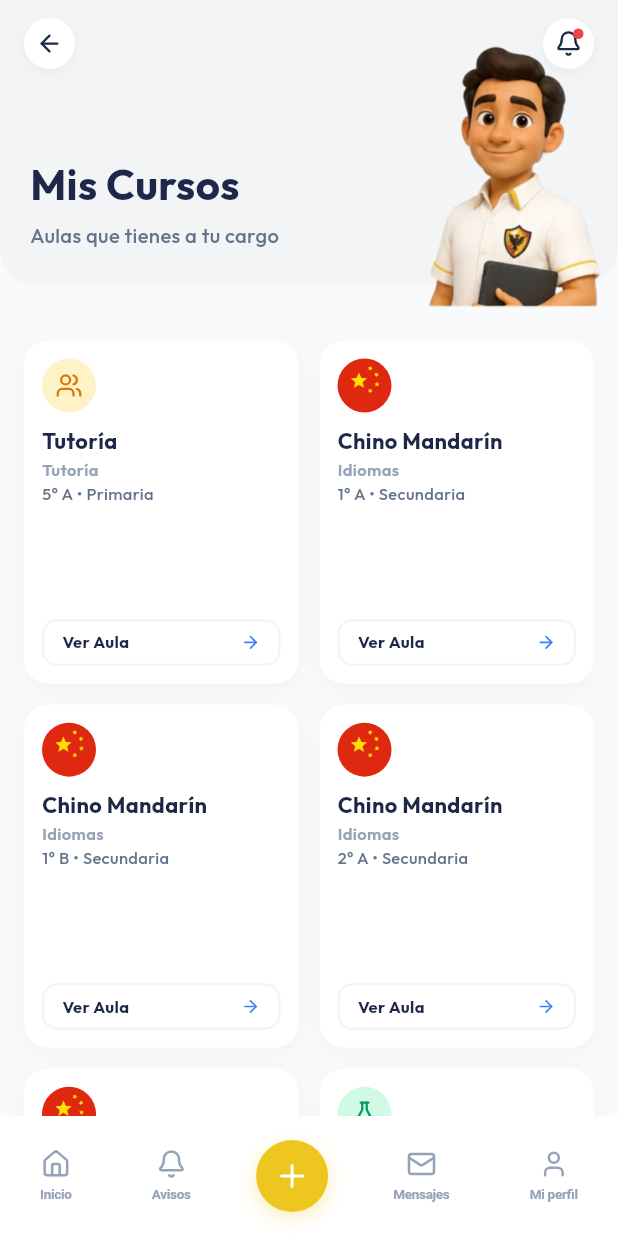
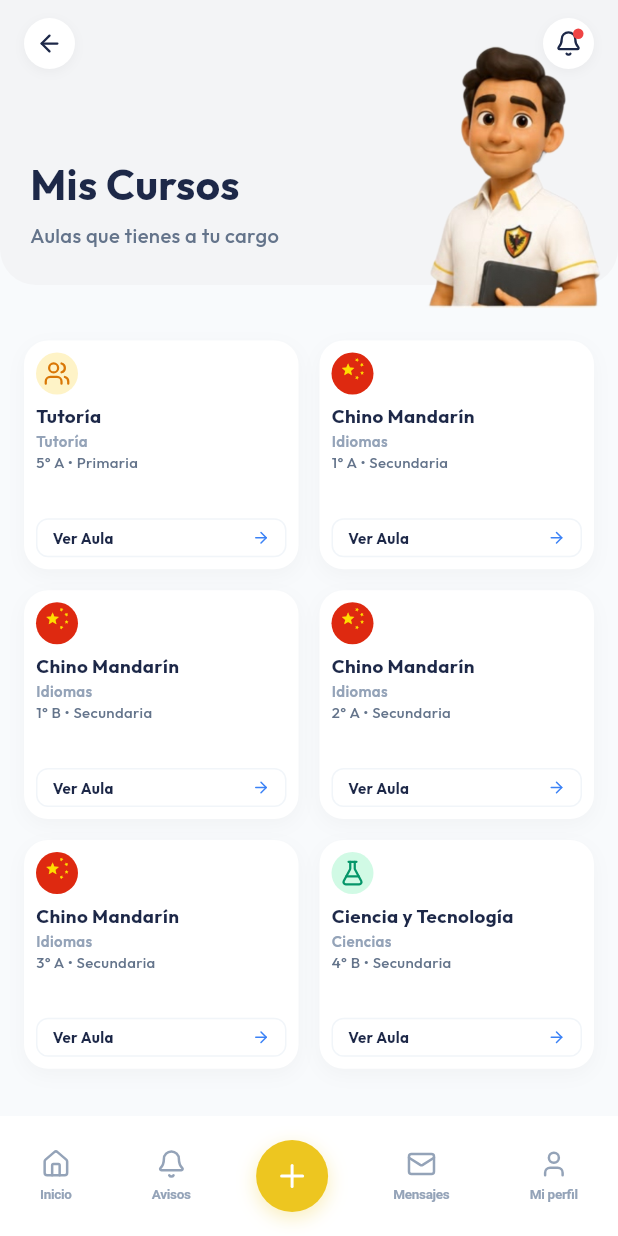
Before and after one commit to RobertoC1006/App_Exitus, a Flutter app: the TeacherCoursesScreen screen opened directly with sample values from the repository, on a phone screen of 412 x 824 dp. Run offline on Flutter 3.47's test engine with Material 3 defaults, Android fonts, the phone set to English and light mode, and no system bars; our stand-ins replace flutter_riverpod, flutter_secure_storage, go_router, google_fonts, lucide_icons; accounts and stored records are empty.

Commit message:
refactor: Actualizar implementación de opacidad de colores
- Migrar de `withOpacity` a `withValues(alpha: ...)`.
- Aplicar mejoras menores de consistencia visual.

```diff
--- a/lib/features/classroom/presentation/screens/teacher_courses_screen.dart
+++ b/lib/features/classroom/presentation/screens/teacher_courses_screen.dart
@@ -273,7 +273,7 @@ class _TeacherCoursesScreenState extends ConsumerState<TeacherCoursesScreen> {
             sliver: SliverGrid(
               gridDelegate: const SliverGridDelegateWithFixedCrossAxisCount(
                 crossAxisCount: 2,
-                childAspectRatio: 0.8,
+                childAspectRatio: 1.2,
                 crossAxisSpacing: 14,
                 mainAxisSpacing: 14,
               ),
@@ -383,19 +383,19 @@ class _TeacherCoursesScreenState extends ConsumerState<TeacherCoursesScreen> {
           onTap: () => _openCourseDetails(course),
           borderRadius: BorderRadius.circular(16),
           child: Padding(
-            padding: const EdgeInsets.all(12),
+            padding: const EdgeInsets.all(8),
             child: Column(
               crossAxisAlignment: CrossAxisAlignment.start,
               children: [
                 // Icono del curso (Tutoría, Bandera China o Beaker de Ciencia)
                 _buildCourseIcon(course['iconType']),
-                const SizedBox(height: 8),
+                const SizedBox(height: 5),
 
                 // Nombre del curso (Negrita)
                 Text(
                   course['title'],
                   style: GoogleFonts.outfit(
-                    fontSize: 14.5,
+                    fontSize: 12.5,
                     fontWeight: FontWeight.bold,
                     color: const Color(0xFF1D2848),
                   ),
@@ -408,7 +408,7 @@ class _TeacherCoursesScreenState extends ConsumerState<TeacherCoursesScreen> {
                 Text(
                   course['category'],
                   style: GoogleFonts.outfit(
-                    fontSize: 11,
+                    fontSize: 10,
                     color: const Color(0xFF94A3B8),
                     fontWeight: FontWeight.w600,
                   ),
@@ -418,7 +418,7 @@ class _TeacherCoursesScreenState extends ConsumerState<TeacherCoursesScreen> {
                 Text(
                   "${course['levelNum']} • ${course['level']}",
                   style: GoogleFonts.outfit(
-                    fontSize: 11,
+                    fontSize: 10,
                     color: const Color(0xFF64748B),
                     fontWeight: FontWeight.w500,
                   ),
@@ -427,11 +427,11 @@ class _TeacherCoursesScreenState extends ConsumerState<TeacherCoursesScreen> {
 
                 // Botón "Ver Aula" estilizado
                 Container(
-                  padding: const EdgeInsets.symmetric(vertical: 6, horizontal: 12),
+                  padding: const EdgeInsets.symmetric(vertical: 5, horizontal: 10),
                   decoration: BoxDecoration(
                     color: Colors.white,
-                    borderRadius: BorderRadius.circular(10),
-                    border: Border.all(color: const Color(0xFFF1F5F9), width: 1.5),
+                    borderRadius: BorderRadius.circular(8),
+                    border: Border.all(color: const Color(0xFFF1F5F9), width: 1),
                   ),
                   child: Row(
                     mainAxisAlignment: MainAxisAlignment.spaceBetween,
@@ -440,14 +440,14 @@ class _TeacherCoursesScreenState extends ConsumerState<TeacherCoursesScreen> {
                         "Ver Aula",
                         style: GoogleFonts.outfit(
                           color: const Color(0xFF1D2848),
-                          fontSize: 11,
+                          fontSize: 10,
                           fontWeight: FontWeight.bold,
                         ),
                       ),
                       const Icon(
                         LucideIcons.arrowRight,
                         color: Color(0xFF3B82F6),
-                        size: 13,
+                        size: 12,
                       ),
                     ],
                   ),
@@ -461,7 +461,7 @@ class _TeacherCoursesScreenState extends ConsumerState<TeacherCoursesScreen> {
   }
 
   Widget _buildCourseIcon(String type) {
-    const double size = 36;
+    const double size = 28;
     if (type == 'china_flag') {
       return const ChinaFlagCircle(size: size);
     } else if (type == 'tutoria') {
--- a/lib/features/classroom/presentation/widgets/inner_classroom_drawer.dart
+++ b/lib/features/classroom/presentation/widgets/inner_classroom_drawer.dart
@@ -54,7 +54,7 @@ class _InnerClassroomDrawerState extends State<InnerClassroomDrawer> {
     bool evolved = _db.addDojoPoint(student.id);
     _refreshDojo();
 
-    if (evolved) {
+    if (evolved && mounted) {
       String levelStr = "Huevo elemental";
       if (student.points >= 9 && student.points <= 11) levelStr = "Cachorro";
       if (student.points >= 12) levelStr = "Dragón Alado Adulto";
@@ -751,7 +751,7 @@ class _InnerClassroomDrawerState extends State<InnerClassroomDrawer> {
           borderRadius: BorderRadius.circular(12),
           boxShadow: [
             BoxShadow(
-              color: const Color(0xFFFFA726).withOpacity(0.2),
+              color: const Color(0xFFFFA726).withValues(alpha: 0.2),
               blurRadius: 6,
               offset: const Offset(0, 3),
             ),
--- a/lib/features/dashboard/presentation/widgets/admin_home_view.dart
+++ b/lib/features/dashboard/presentation/widgets/admin_home_view.dart
@@ -35,7 +35,7 @@ class AdminHomeView extends StatelessWidget {
               borderRadius: BorderRadius.circular(16),
               boxShadow: [
                 BoxShadow(
-                  color: const Color(0xFF002244).withOpacity(0.15),
+                  color: const Color(0xFF002244).withValues(alpha: 0.15),
                   blurRadius: 10,
                   offset: const Offset(0, 4),
                 )
@@ -177,7 +177,7 @@ class AdminHomeView extends StatelessWidget {
               Container(
                 padding: const EdgeInsets.all(6),
                 decoration: BoxDecoration(
-                  color: color.withOpacity(0.1),
+                  color: color.withValues(alpha: 0.1),
                   shape: BoxShape.circle,
                 ),
                 child: Icon(icon, size: 16, color: color),
@@ -204,7 +204,7 @@ class AdminHomeView extends StatelessWidget {
       leading: Container(
         padding: const EdgeInsets.all(8),
         decoration: BoxDecoration(
-          color: color.withOpacity(0.1),
+          color: color.withValues(alpha: 0.1),
           borderRadius: BorderRadius.circular(8),
         ),
         child: Icon(icon, color: color, size: 20),
--- a/lib/features/dashboard/presentation/widgets/admin_views.dart
+++ b/lib/features/dashboard/presentation/widgets/admin_views.dart
@@ -102,7 +102,7 @@ class AdminAulasView extends StatelessWidget {
                   children: (classroom["subjects"] as List<String>).map((subject) {
                     return Chip(
                       label: Text(subject, style: const TextStyle(fontSize: 11, color: Color(0xFF002244), fontWeight: FontWeight.w600)),
-                      backgroundColor: const Color(0xFFE2E8F0).withOpacity(0.5),
+                      backgroundColor: const Color(0xFFE2E8F0).withValues(alpha: 0.5),
                       padding: EdgeInsets.zero,
                       materialTapTargetSize: MaterialTapTargetSize.shrinkWrap,
                     );
```
Also changed, not shown: lib/features/classroom/presentation/widgets/classroom_drawer_tabs.dart (+5 -5 lines), lib/features/dashboard/presentation/screens/main_navigation_shell.dart (+8 -14 lines), lib/features/dashboard/presentation/widgets/student_home_view.dart (+4 -6 lines), lib/features/dashboard/presentation/widgets/teacher_home_view.dart (+3 -57 lines).
